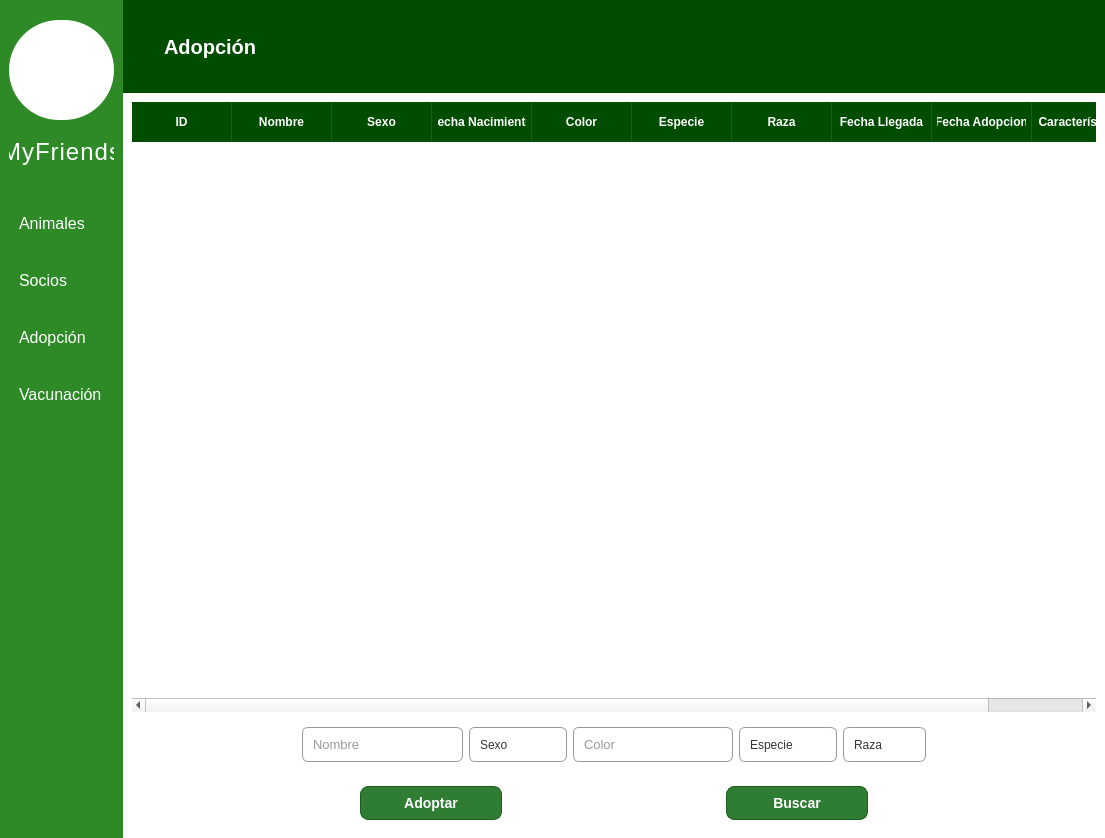
The window that vistas/adopcion.ui (MiguelGarcia29/RefugioAnimal-OR) describes before a commit, drawn with Qt 5.
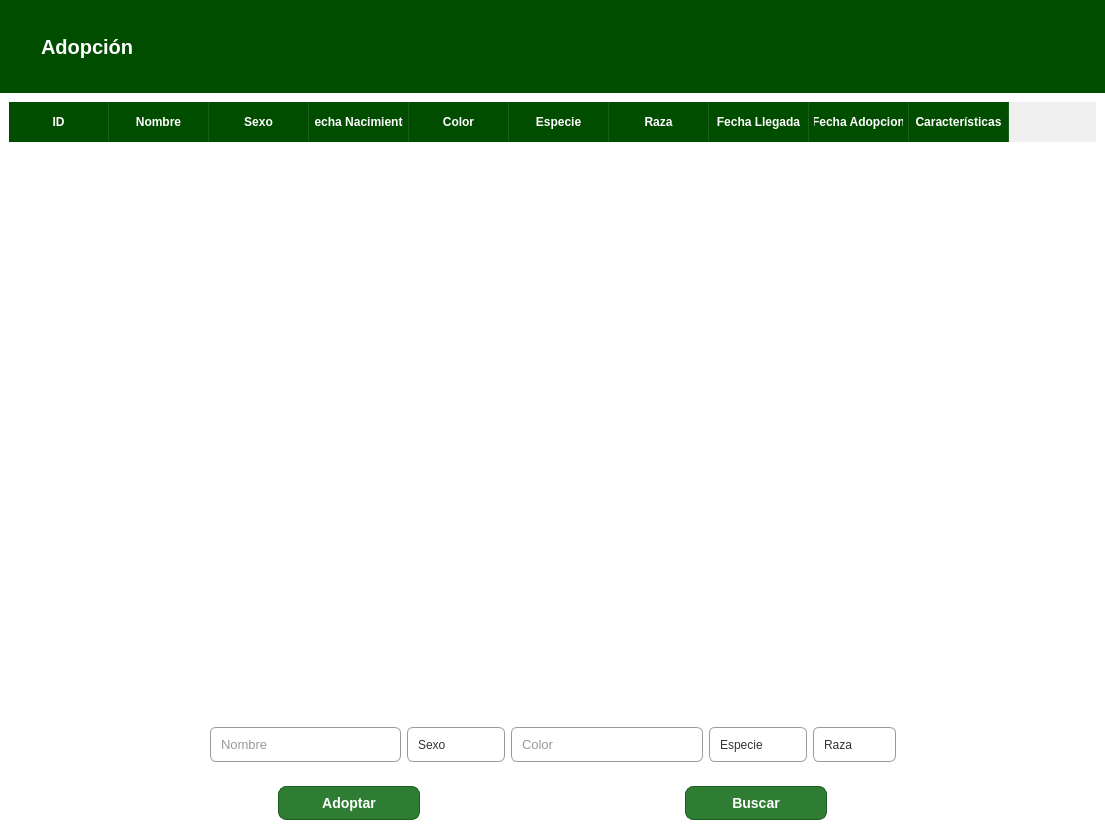
The same window after the commit. Icons and pictures are not drawn.

Diff of the .ui file:
```diff
--- a/vistas/adopcion.ui
+++ b/vistas/adopcion.ui
@@ -38,165 +38,6 @@
     <property name="bottomMargin">
      <number>0</number>
     </property>
-    <item>
-     <widget class="QFrame" name="frame_lateral">
-      <property name="styleSheet">
-       <string notr="true">/* Color de fondo del panel lateral */
-#frame_lateral {
-    background-color: #2d8a27; /* El verde de tu captura */
-    border: none;
-}
-
-/* Estilo para todos los botones dentro del panel */
-QPushButton {
-    background-color: transparent;
-    color: white;
-    text-align: left;
-    padding: 10px;
-    font-size: 16px;
-    border: none;
-}
-
-/* Efecto cuando pasas el ratón por encima */
-QPushButton:hover {
-    background-color: #3eb038;
-}</string>
-      </property>
-      <property name="frameShape">
-       <enum>QFrame::StyledPanel</enum>
-      </property>
-      <property name="frameShadow">
-       <enum>QFrame::Raised</enum>
-      </property>
-      <layout class="QVBoxLayout" name="verticalLayout">
-       <property name="spacing">
-        <number>18</number>
-       </property>
-       <property name="topMargin">
-        <number>20</number>
-       </property>
-       <item>
-        <widget class="QLabel" name="imagen">
-         <property name="minimumSize">
-          <size>
-           <width>100</width>
-           <height>100</height>
-          </size>
-         </property>
-         <property name="maximumSize">
-          <size>
-           <width>120</width>
-           <height>120</height>
-          </size>
-         </property>
-         <property name="styleSheet">
-          <string notr="true">#imagen{
-	border-radius: 50px;
-	background-color: white;
-}</string>
-         </property>
-         <property name="text">
-          <string/>
-         </property>
-         <property name="pixmap">
-          <pixmap>img/logo_perros.webp</pixmap>
-         </property>
-         <property name="scaledContents">
-          <bool>true</bool>
-         </property>
-        </widget>
-       </item>
-       <item>
-        <widget class="QLabel" name="nombre">
-         <property name="minimumSize">
-          <size>
-           <width>30</width>
-           <height>30</height>
-          </size>
-         </property>
-         <property name="maximumSize">
-          <size>
-           <width>200</width>
-           <height>200</height>
-          </size>
-         </property>
-         <property name="styleSheet">
-          <string notr="true">#nombre{
-	color: #FFFFFF;
-	padding-bottom: 20px;
-	font-family: 'Montserrat';
-	font-size: 24px;
-	letter-spacing: 1px;
-}</string>
-         </property>
-         <property name="text">
-          <string>MyFriends</string>
-         </property>
-         <property name="alignment">
-          <set>Qt::AlignCenter</set>
-         </property>
-        </widget>
-       </item>
-       <item>
-        <widget class="QPushButton" name="btn_animales">
-         <property name="text">
-          <string>Animales</string>
-         </property>
-         <property name="icon">
-          <iconset>
-           <normaloff>img/huella.png</normaloff>img/huella.png</iconset>
-         </property>
-        </widget>
-       </item>
-       <item>
-        <widget class="QPushButton" name="btn_socios">
-         <property name="text">
-          <string>Socios</string>
-         </property>
-         <property name="icon">
-          <iconset>
-           <normaloff>img/persona.webp</normaloff>img/persona.webp</iconset>
-         </property>
-        </widget>
-       </item>
-       <item>
-        <widget class="QPushButton" name="btn_adopcion">
-         <property name="text">
-          <string>Adopción</string>
-         </property>
-         <property name="icon">
-          <iconset>
-           <normaloff>img/corazon2.webp</normaloff>img/corazon2.webp</iconset>
-         </property>
-        </widget>
-       </item>
-       <item>
-        <widget class="QPushButton" name="btn_vacunacion">
-         <property name="text">
-          <string>Vacunación</string>
-         </property>
-         <property name="icon">
-          <iconset>
-           <normaloff>img/salud.png</normaloff>img/salud.png</iconset>
-         </property>
-        </widget>
-       </item>
-       <item>
-        <spacer name="verticalSpacer">
-         <property name="orientation">
-          <enum>Qt::Vertical</enum>
-         </property>
-         <property name="sizeHint" stdset="0">
-          <size>
-           <width>20</width>
-           <height>341</height>
-          </size>
-         </property>
-        </spacer>
-       </item>
-      </layout>
-     </widget>
-    </item>
     <item>
      <widget class="QFrame" name="frame">
       <property name="frameShape">
```
Left out of the diff: 2 changed lines with no effect on the pictures.
